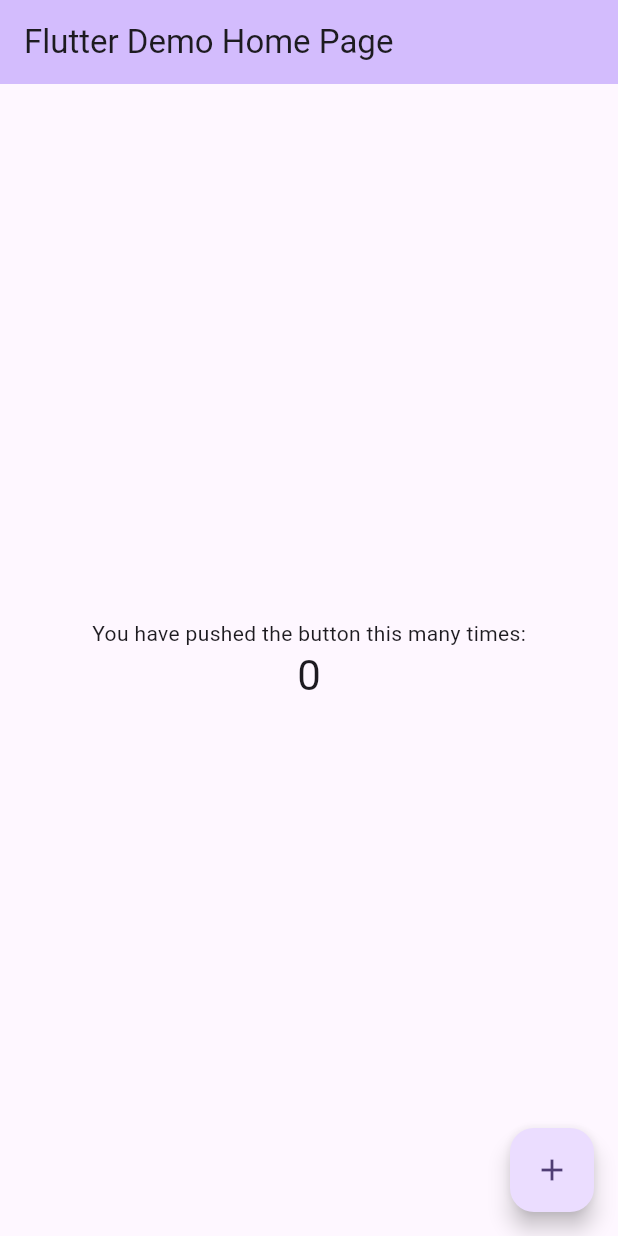
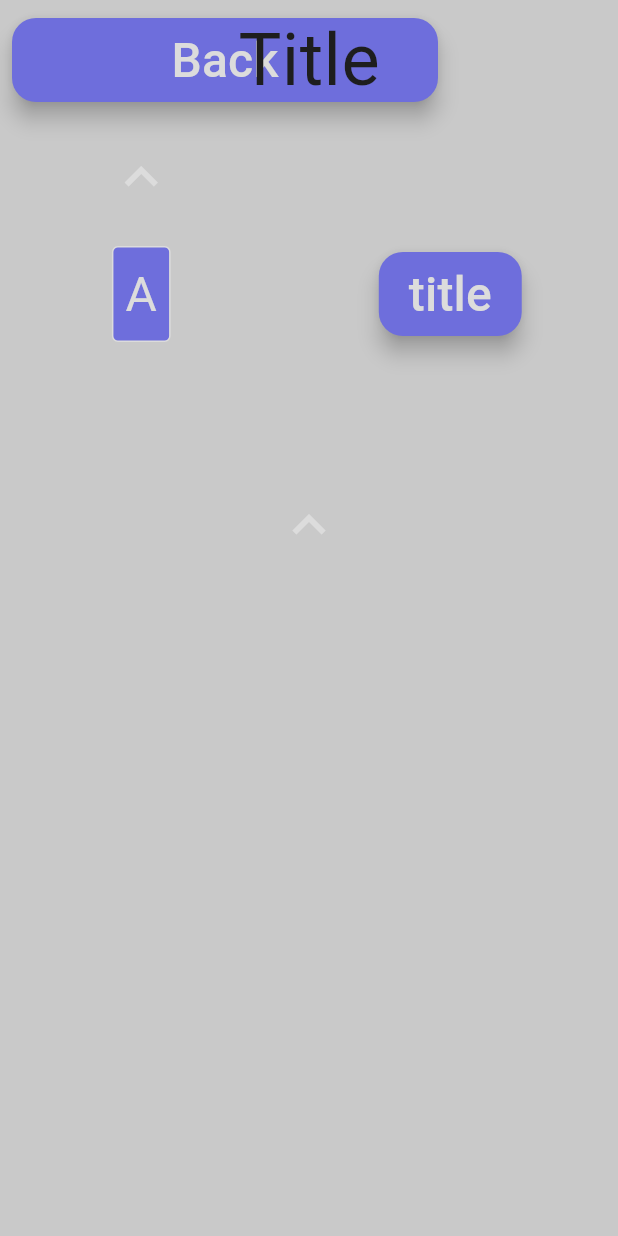
Before and after one commit to FamiChicken122/shinobi_statement, a Flutter app: the screen it shows after launch, on a phone screen of 412 x 824 dp. Run offline on Flutter 3.47's test engine with Material 3 defaults, Android fonts, the phone set to English and light mode, and no system bars.

Commit message:
add demoPage

```diff
--- a/lib/main.dart
+++ b/lib/main.dart
@@ -1,4 +1,6 @@
 import 'package:flutter/material.dart';
+import 'package:shinobi_statement/src/colors/colors.dart';
+import 'package:shinobi_statement/src/screens/screen_base.dart';
 
 void main() {
   runApp(const MyApp());
@@ -11,54 +13,10 @@ class MyApp extends StatelessWidget {
   Widget build(BuildContext context) {
     return MaterialApp(
       title: 'Flutter Demo',
-      theme: ThemeData(
-        colorScheme: ColorScheme.fromSeed(seedColor: Colors.deepPurple),
-      ),
-      home: const MyHomePage(title: 'Flutter Demo Home Page'),
-    );
-  }
-}
-
-class MyHomePage extends StatefulWidget {
-  const MyHomePage({super.key, required this.title});
-  final String title;
-
-  @override
-  State<MyHomePage> createState() => _MyHomePageState();
-}
-
-class _MyHomePageState extends State<MyHomePage> {
-  int _counter = 0;
-
-  void _incrementCounter() {
-    setState(() {
-      _counter++;
-    });
-  }
-
-  @override
-  Widget build(BuildContext context) {
-    return Scaffold(
-      appBar: AppBar(
-        backgroundColor: Theme.of(context).colorScheme.inversePrimary,
-        title: Text(widget.title),
-      ),
-      body: Center(
-        child: Column(
-          mainAxisAlignment: MainAxisAlignment.center,
-          children: <Widget>[
-            const Text('You have pushed the button this many times:'),
-            Text(
-              '$_counter',
-              style: Theme.of(context).textTheme.headlineMedium,
-            ),
-          ],
-        ),
-      ),
-      floatingActionButton: FloatingActionButton(
-        onPressed: _incrementCounter,
-        tooltip: 'Increment',
-        child: const Icon(Icons.add),
+      theme: ThemeData(useMaterial3: true),
+      home: Scaffold(
+        body: const ScreenBase(),
+        backgroundColor: commonColors.background,
       ),
     );
   }
--- a/lib/src/colors/colors.dart
+++ b/lib/src/colors/colors.dart
@@ -4,9 +4,10 @@ class CommonColors {
   const CommonColors();
 
   Color get background => const Color.fromARGB(255, 201, 201, 201);
-  Color get buttonBackGround => const Color(0xff333388);
-  Color get textWhite => const Color(0xffddddff);
-  Color get textRed => const Color(0xFFF44336);
+  Color get buttonBackGround => const Color.fromARGB(255, 110, 110, 220);
+  Color get textWhite => const Color.fromARGB(255, 220, 220, 220);
+  Color get textBlack => const Color.fromARGB(255, 30, 30, 30);
+  Color get textRed => const Color.fromARGB(255, 240, 70, 50);
 }
 
 CommonColors get commonColors => const CommonColors();
--- a/lib/src/common_component/commons/common_text.dart
+++ b/lib/src/common_component/commons/common_text.dart
@@ -16,11 +16,7 @@ class CommonText extends Text {
     super.textWidthBasis,
     super.textHeightBehavior,
     super.selectionColor,
-  }) : super(
-            style: TextStyle(
-          color: commonColors.textWhite,
-          fontSize: 32,
-        ));
+  }) : super(style: TextStyle(color: commonColors.textWhite, fontSize: 32));
 
   CommonText.redBasic(
     super.data, {
@@ -37,11 +33,7 @@ class CommonText extends Text {
     super.textWidthBasis,
     super.textHeightBehavior,
     super.selectionColor,
-  }) : super(
-            style: TextStyle(
-          color: commonColors.textRed,
-          fontSize: 32,
-        ));
+  }) : super(style: TextStyle(color: commonColors.textRed, fontSize: 32));
 
   CommonText.whiteTitle(
     super.data, {
@@ -58,11 +50,24 @@ class CommonText extends Text {
     super.textWidthBasis,
     super.textHeightBehavior,
     super.selectionColor,
-  }) : super(
-            style: TextStyle(
-          color: commonColors.textWhite,
-          fontSize: 48,
-        ));
+  }) : super(style: TextStyle(color: commonColors.textWhite, fontSize: 48));
+
+  CommonText.title(
+    super.data, {
+    super.key,
+    super.strutStyle,
+    super.textAlign,
+    super.textDirection,
+    super.locale,
+    super.softWrap,
+    super.overflow,
+    super.textScaleFactor,
+    super.maxLines,
+    super.semanticsLabel,
+    super.textWidthBasis,
+    super.textHeightBehavior,
+    super.selectionColor,
+  }) : super(style: TextStyle(color: commonColors.textBlack, fontSize: 48));
 
   CommonText.redTitle(
     super.data, {
@@ -79,9 +84,5 @@ class CommonText extends Text {
     super.textWidthBasis,
     super.textHeightBehavior,
     super.selectionColor,
-  }) : super(
-            style: TextStyle(
-          color: commonColors.textRed,
-          fontSize: 48,
-        ));
+  }) : super(style: TextStyle(color: commonColors.textRed, fontSize: 48));
 }
--- /dev/null
+++ b/lib/src/screens/scenario_screen.dart
@@ -0,0 +1,31 @@
+import 'package:flutter/material.dart';
+import 'package:shinobi_statement/src/common_component/common_component.dart';
+
+class ScenarioScreen extends StatelessWidget {
+  const ScenarioScreen({super.key});
+
+  @override
+  Widget build(BuildContext context) {
+    return Column(
+      children: [
+        Row(
+          mainAxisAlignment: MainAxisAlignment.spaceAround,
+          children: [
+            CommonSelection<String>(
+              values: ["A", "B", "C", "D"],
+              label: (value) => switch (value) {
+                "A" => "A",
+                "B" => "B",
+                "C" => "C",
+                "D" => "D",
+                _ => "",
+              },
+            ),
+            CommonFloatingButton(title: 'title', onTap: () => {}),
+          ],
+        ),
+        CommonUpDownButton(direction: Direction.up, onTap: () => {}),
+      ],
+    );
+  }
+}
--- /dev/null
+++ b/lib/src/screens/screen_base.dart
@@ -0,0 +1,35 @@
+import 'package:flutter/material.dart';
+import 'package:shinobi_statement/src/common_component/common_component.dart';
+import 'package:shinobi_statement/src/screens/scenario_screen.dart';
+
+class ScreenBase extends StatelessWidget {
+  const ScreenBase({super.key});
+
+  @override
+  Widget build(BuildContext context) {
+    return Column(
+      children: [
+        SizedBox(height: 80, child: _BackButtonBar()),
+        Center(child: const ScenarioScreen()),
+      ],
+    );
+  }
+}
+
+class _BackButtonBar extends StatelessWidget {
+  const _BackButtonBar();
+
+  @override
+  Widget build(BuildContext context) {
+    return Stack(
+      alignment: AlignmentDirectional.centerStart,
+      children: [
+        SizedBox(
+          width: 300,
+          child: CommonFloatingButton(title: 'Back', onTap: () => {}),
+        ),
+        Center(child: CommonText.title('Title')),
+      ],
+    );
+  }
+}
```
